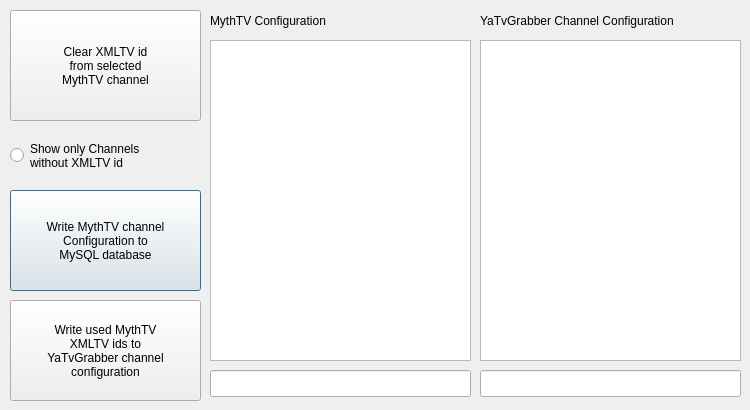
Before: the Qt Designer form Mythtv-Configurator/configuratorgui.ui in vertiger/yatvgrabber, drawn with Qt 5.
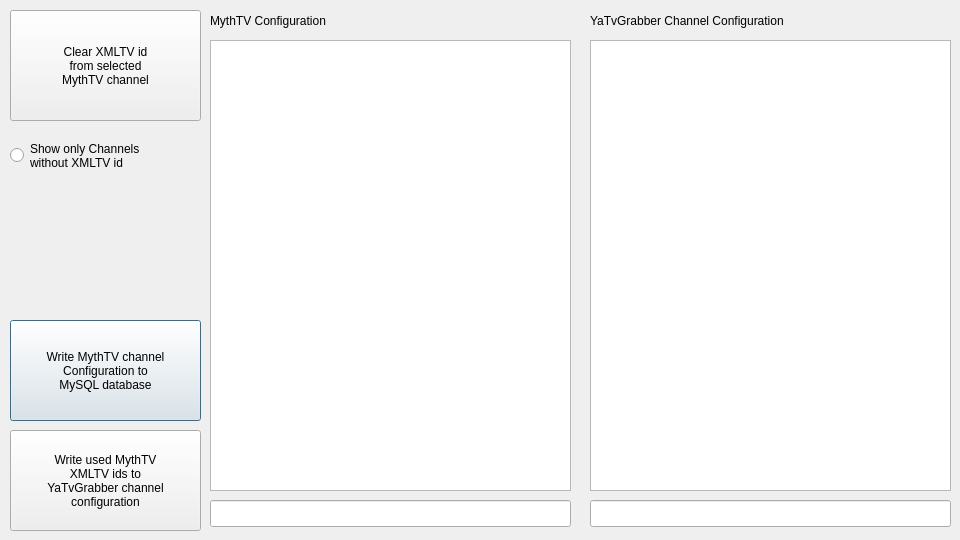
After: the same form once the commit is applied.

Patch:
```diff
--- a/Mythtv-Configurator/configuratorgui.ui
+++ b/Mythtv-Configurator/configuratorgui.ui
@@ -6,8 +6,8 @@
    <rect>
     <x>0</x>
     <y>0</y>
-    <width>750</width>
-    <height>410</height>
+    <width>960</width>
+    <height>540</height>
    </rect>
   </property>
   <property name="sizePolicy">
@@ -18,14 +18,14 @@
   </property>
   <property name="minimumSize">
    <size>
-    <width>750</width>
-    <height>410</height>
+    <width>960</width>
+    <height>540</height>
    </size>
   </property>
   <property name="maximumSize">
    <size>
-    <width>750</width>
-    <height>410</height>
+    <width>960</width>
+    <height>540</height>
    </size>
   </property>
   <property name="windowTitle">
@@ -36,8 +36,8 @@
     <rect>
      <x>210</x>
      <y>40</y>
-     <width>261</width>
-     <height>321</height>
+     <width>361</width>
+     <height>451</height>
     </rect>
    </property>
    <property name="horizontalScrollBarPolicy">
@@ -50,10 +50,10 @@
   <widget class="QListView" name="listViewYatvgrabberConfig">
    <property name="geometry">
     <rect>
-     <x>480</x>
+     <x>590</x>
      <y>40</y>
-     <width>261</width>
-     <height>321</height>
+     <width>361</width>
+     <height>451</height>
     </rect>
    </property>
    <property name="horizontalScrollBarPolicy">
@@ -67,7 +67,7 @@
    <property name="geometry">
     <rect>
      <x>10</x>
-     <y>190</y>
+     <y>320</y>
      <width>191</width>
      <height>101</height>
     </rect>
@@ -88,7 +88,7 @@
    <property name="geometry">
     <rect>
      <x>10</x>
-     <y>300</y>
+     <y>430</y>
      <width>191</width>
      <height>101</height>
     </rect>
@@ -109,9 +109,9 @@
   <widget class="QLineEdit" name="lineSearchYatvgrabberConfig">
    <property name="geometry">
     <rect>
-     <x>480</x>
-     <y>370</y>
-     <width>261</width>
+     <x>590</x>
+     <y>500</y>
+     <width>361</width>
      <height>27</height>
     </rect>
    </property>
@@ -120,8 +120,8 @@
    <property name="geometry">
     <rect>
      <x>210</x>
-     <y>370</y>
-     <width>261</width>
+     <y>500</y>
+     <width>361</width>
      <height>27</height>
     </rect>
    </property>
@@ -131,7 +131,7 @@
     <rect>
      <x>210</x>
      <y>10</y>
-     <width>261</width>
+     <width>361</width>
      <height>21</height>
     </rect>
    </property>
@@ -142,9 +142,9 @@
   <widget class="QLabel" name="labelYatvgrabberConfig">
    <property name="geometry">
     <rect>
-     <x>480</x>
+     <x>590</x>
      <y>10</y>
-     <width>261</width>
+     <width>361</width>
      <height>21</height>
     </rect>
    </property>
```
